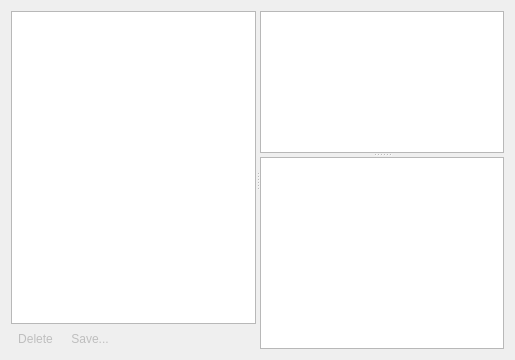
Above: qw_client/QwcPrivateMessager.ui from pcjpnet/qwired-suite before the change. Below: the same form after it.
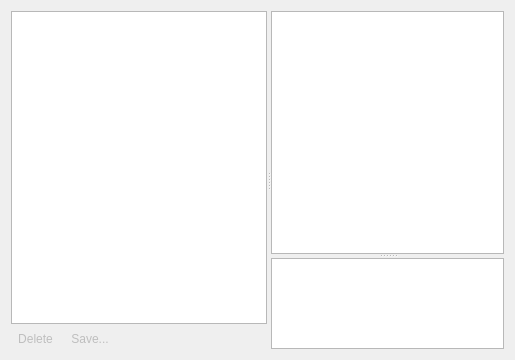
That is the form after the change. Icons and pictures are not drawn.

Commit message: Implemented the private messenger into the connection window, connected the signals.

Patch:
```diff
--- a/qw_client/QwcPrivateMessager.ui
+++ b/qw_client/QwcPrivateMessager.ui
@@ -27,7 +27,7 @@
        <item>
         <widget class="QListWidget" name="fMessageList">
          <property name="sizePolicy">
-          <sizepolicy hsizetype="Maximum" vsizetype="Expanding">
+          <sizepolicy hsizetype="Expanding" vsizetype="Expanding">
            <horstretch>0</horstretch>
            <verstretch>0</verstretch>
           </sizepolicy>
@@ -114,7 +114,13 @@
        </item>
       </layout>
      </widget>
-     <widget class="QSplitter" name="splitter">
+     <widget class="QSplitter" name="splitterHorizontal">
+      <property name="sizePolicy">
+       <sizepolicy hsizetype="Preferred" vsizetype="Expanding">
+        <horstretch>10</horstretch>
+        <verstretch>0</verstretch>
+       </sizepolicy>
+      </property>
       <property name="orientation">
        <enum>Qt::Vertical</enum>
       </property>
@@ -126,7 +132,14 @@
         </sizepolicy>
        </property>
       </widget>
-      <widget class="QPlainTextEdit" name="fMessageInput"/>
+      <widget class="QPlainTextEdit" name="fMessageInput">
+       <property name="sizePolicy">
+        <sizepolicy hsizetype="Expanding" vsizetype="Expanding">
+         <horstretch>0</horstretch>
+         <verstretch>3</verstretch>
+        </sizepolicy>
+       </property>
+      </widget>
      </widget>
     </widget>
    </item>
```
Left out of the diff: 2 changed lines with no effect on the pictures. The commit also changes 14 other files.
